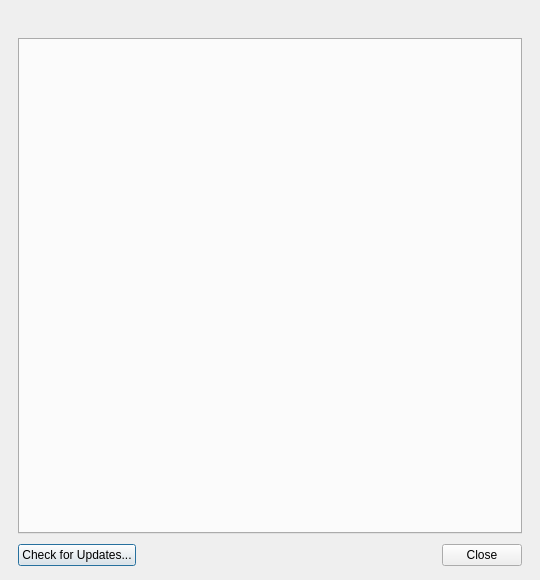
First picture: the form in main_dialog.ui, repository Syano18/GeoFASU_Mod, before the edit.
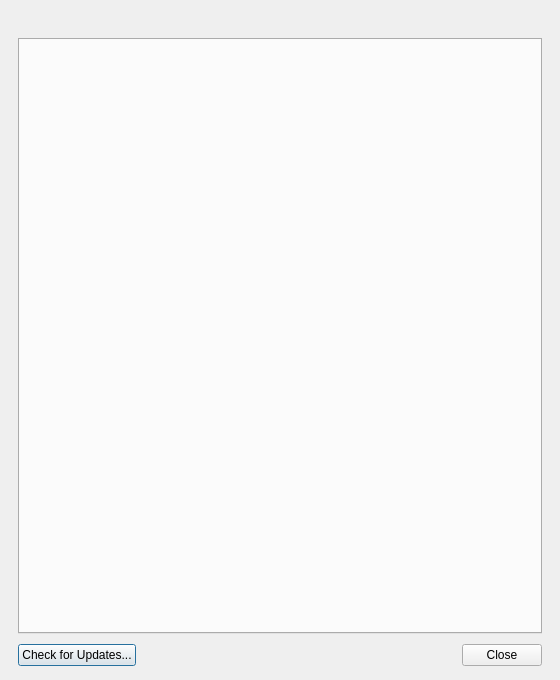
Second picture: the form after the edit.

Commit message: Increase Height

Diff of the .ui file:
```diff
--- a/main_dialog.ui
+++ b/main_dialog.ui
@@ -6,14 +6,14 @@
    <rect>
     <x>0</x>
     <y>0</y>
-    <width>540</width>
-    <height>580</height>
+    <width>560</width>
+    <height>680</height>
    </rect>
   </property>
   <property name="minimumSize">
    <size>
-    <width>480</width>
-    <height>460</height>
+    <width>520</width>
+    <height>640</height>
    </size>
   </property>
   <property name="windowTitle">
```
The commit also changes 2 other files.
